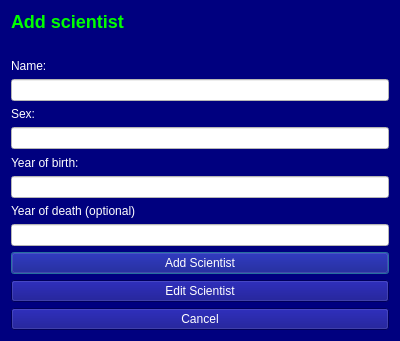
First picture: the form in Verkefni_3/add_scientist.ui, repository Verklegt/Lokaverkefni, before the edit.
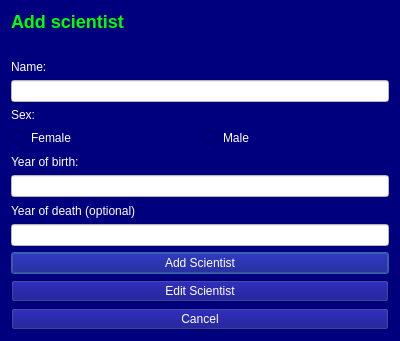
Second picture: the form after the edit.

The edit to the form file:
```diff
--- a/Verkefni_3/add_scientist.ui
+++ b/Verkefni_3/add_scientist.ui
@@ -80,12 +80,22 @@
     </layout>
    </item>
    <item>
-    <widget class="QLineEdit" name="add_sex">
-     <property name="styleSheet">
-      <string notr="true">background-color: rgb(255, 255, 255);
-color: rgb(0, 0, 0);</string>
-     </property>
-    </widget>
+    <layout class="QHBoxLayout" name="horizontalLayout_4">
+     <item>
+      <widget class="QRadioButton" name="button_female">
+       <property name="text">
+        <string>Female</string>
+       </property>
+      </widget>
+     </item>
+     <item>
+      <widget class="QRadioButton" name="button_male">
+       <property name="text">
+        <string>Male</string>
+       </property>
+      </widget>
+     </item>
+    </layout>
    </item>
    <item>
     <layout class="QHBoxLayout" name="horizontalLayout_3">
```
Left out of the diff: 10 changed lines with no effect on the pictures.
